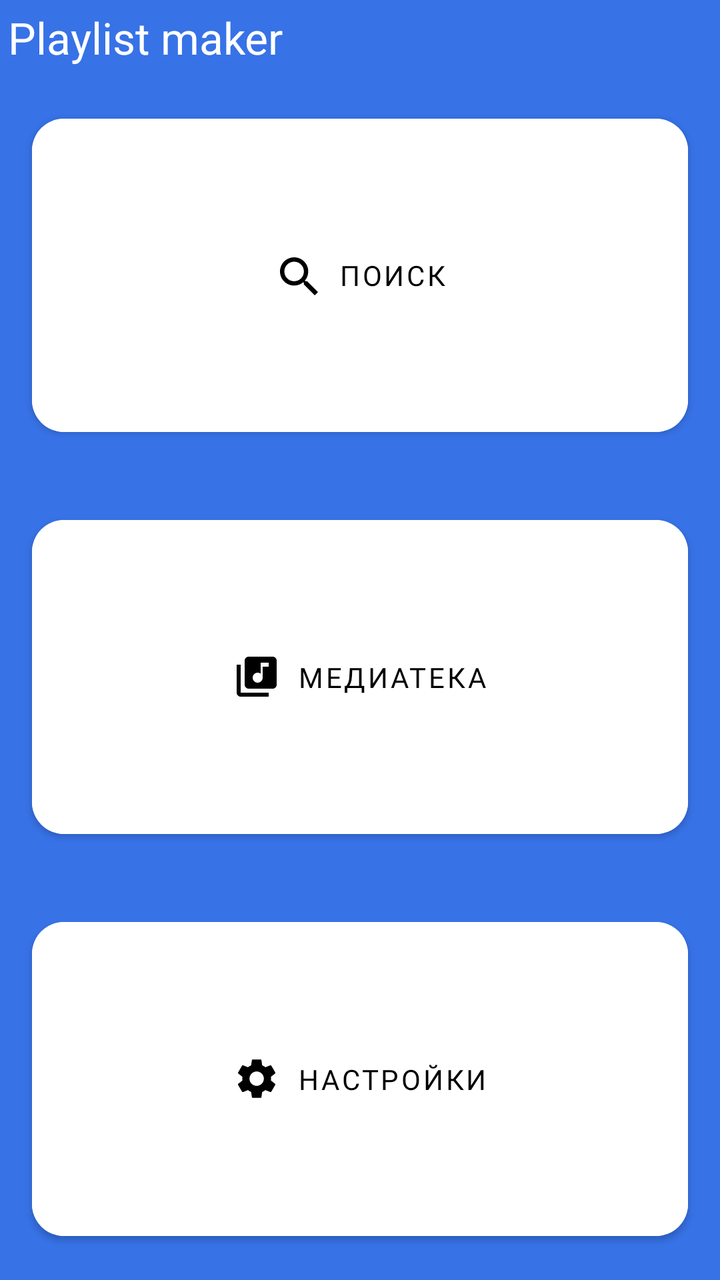
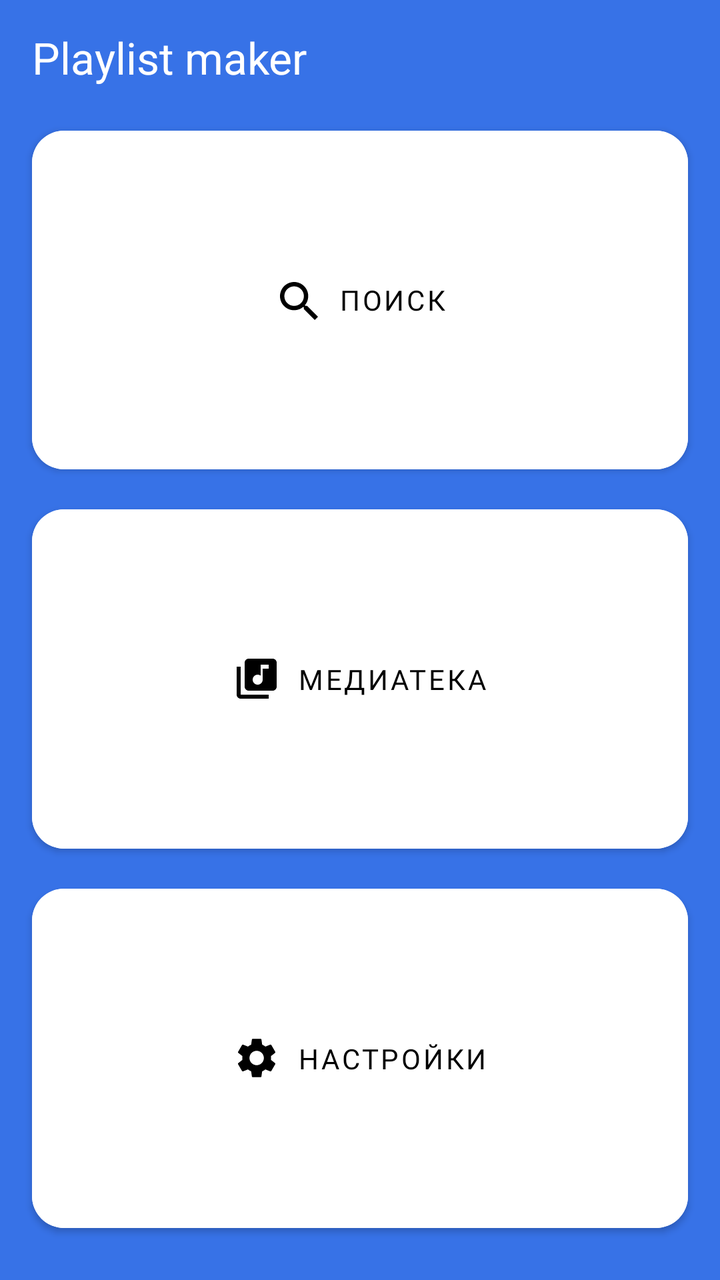

The first picture is an Android layout as it rendered before a commit; the second is the same layout after the commit. The layout source and the unified diff follow.
<!-- AndroidManifest.xml: application theme Theme.MaterialComponents.DayNight.NoActionBar -->
<!-- res/layout/activity_main.xml -->
<?xml version="1.0" encoding="utf-8"?>
<androidx.constraintlayout.widget.ConstraintLayout
    xmlns:android="http://schemas.android.com/apk/res/android"
    xmlns:app="http://schemas.android.com/apk/res-auto"
    xmlns:tools="http://schemas.android.com/tools"
    android:id="@+id/main"
    android:layout_width="match_parent"
    android:layout_height="match_parent"
    android:background="@color/blue"
    tools:context=".MainActivity">

    <LinearLayout
        android:layout_width="match_parent"
        android:layout_height="match_parent"
        android:orientation="vertical"
        android:fontFamily="@font/yandex_sans_text_medium"
        app:layout_constraintTop_toTopOf="parent"
        app:layout_constraintBottom_toBottomOf="parent"
        app:layout_constraintStart_toStartOf="parent"
        app:layout_constraintEnd_toEndOf="parent"
        >

        <TextView
            android:layout_width="wrap_content"
            android:layout_height="wrap_content"
            android:layout_marginVertical="4dp"
            android:layout_marginHorizontal="4dp"
            android:text="@string/app_name"
            android:textSize="22sp"
            app:layout_constraintBottom_toBottomOf="parent"
            app:layout_constraintEnd_toEndOf="parent"
            app:layout_constraintStart_toStartOf="parent"
            app:layout_constraintTop_toTopOf="parent"
            android:textColor="@color/white"/>

        <Button
            android:id="@+id/button_search"
            android:layout_width="match_parent"
            android:layout_height="wrap_content"
            android:layout_marginHorizontal="16dp"
            android:layout_marginVertical="16dp"
            android:layout_weight="1"
            android:text="@string/search"
            android:fontFamily="@font/yandex_sans_text_medium"
            android:textColor="@color/black"
            android:backgroundTint="@color/white"
            app:cornerRadius="16dp"
            app:icon="@drawable/ic_magnifier_24"
            app:iconGravity="textStart"
            app:iconTint="@color/black"
            android:foreground="?attr/selectableItemBackground"/>

        <Button
            android:id="@+id/button_media"
            android:layout_width="match_parent"
            android:layout_height="wrap_content"
            android:layout_marginHorizontal="16dp"
            android:layout_marginVertical="16dp"
            android:layout_weight="1"
            android:backgroundTint="@color/white"
            android:fontFamily="@font/yandex_sans_text_medium"
            android:text="@string/media"
            android:textColor="@color/black"
            app:cornerRadius="16dp"
            app:icon="@drawable/ic_media_24"
            app:iconGravity="textStart"
            app:iconTint="@color/black"
            android:foreground="?attr/selectableItemBackground"/>

        <Button
            android:id="@+id/button_settings"
            android:layout_width="match_parent"
            android:layout_height="wrap_content"
            android:layout_marginHorizontal="16dp"
            android:layout_marginVertical="16dp"
            android:layout_weight="1"
            android:backgroundTint="@color/white"
            android:fontFamily="@font/yandex_sans_text_medium"
            android:text="@string/settings"
            android:textColor="@color/black"
            app:cornerRadius="16dp"
            app:icon="@drawable/ic_settings_24"
            app:iconGravity="textStart"
            app:iconTint="@color/black"
            android:foreground="?attr/selectableItemBackground"/>

    </LinearLayout>


</androidx.constraintlayout.widget.ConstraintLayout>
<!-- resources referenced by this layout -->
<resources>
  <color name="black">#FF000000</color>
  <color name="blue">#3772E7</color>
  <color name="white">#FFFFFFFF</color>
  <!-- drawable ic_magnifier_24 (drawable) -->
  <vector xmlns:android="http://schemas.android.com/apk/res/android"
      android:width="24dp"
      android:height="24dp"
      android:viewportWidth="24"
      android:viewportHeight="24">
    <path
        android:pathData="M16.579,14.95H15.721L15.417,14.656C16.481,13.418 17.122,11.81 17.122,10.061C17.122,6.161 13.961,3 10.061,3C6.161,3 3,6.161 3,10.061C3,13.961 6.161,17.122 10.061,17.122C11.81,17.122 13.418,16.481 14.656,15.417L14.95,15.721V16.579L20.381,22L22,20.381L16.579,14.95ZM10.061,14.95C7.356,14.95 5.173,12.766 5.173,10.061C5.173,7.356 7.356,5.173 10.061,5.173C12.766,5.173 14.95,7.356 14.95,10.061C14.95,12.766 12.766,14.95 10.061,14.95Z"
        android:fillColor="#1A1B22"/>
  </vector>
  <!-- drawable ic_media_24 (drawable) -->
  <vector xmlns:android="http://schemas.android.com/apk/res/android"
      android:width="24dp"
      android:height="24dp"
      android:viewportWidth="24"
      android:viewportHeight="24">
    <path
        android:pathData="M20,2H8C6.9,2 6,2.9 6,4V16C6,17.1 6.9,18 8,18H20C21.1,18 22,17.1 22,16V4C22,2.9 21.1,2 20,2ZM18,7H15V12.5C15,13.88 13.88,15 12.5,15C11.12,15 10,13.88 10,12.5C10,11.12 11.12,10 12.5,10C13.07,10 13.58,10.19 14,10.51V5H18V7ZM4,6H2V20C2,21.1 2.9,22 4,22H18V20H4V6Z"
        android:fillColor="#1A1B22"/>
  </vector>
  <!-- drawable ic_settings_24 (drawable) -->
  <vector xmlns:android="http://schemas.android.com/apk/res/android"
      android:width="24dp"
      android:height="24dp"
      android:viewportWidth="24"
      android:viewportHeight="24">
    <path
        android:pathData="M19.14,12.94C19.18,12.64 19.2,12.33 19.2,12C19.2,11.68 19.18,11.36 19.13,11.06L21.16,9.48C21.34,9.34 21.39,9.07 21.28,8.87L19.36,5.55C19.24,5.33 18.99,5.26 18.77,5.33L16.38,6.29C15.88,5.91 15.35,5.59 14.76,5.35L14.4,2.81C14.36,2.57 14.16,2.4 13.92,2.4H10.08C9.84,2.4 9.65,2.57 9.61,2.81L9.25,5.35C8.66,5.59 8.12,5.92 7.63,6.29L5.24,5.33C5.02,5.25 4.77,5.33 4.65,5.55L2.74,8.87C2.62,9.08 2.66,9.34 2.86,9.48L4.89,11.06C4.84,11.36 4.8,11.69 4.8,12C4.8,12.31 4.82,12.64 4.87,12.94L2.84,14.52C2.66,14.66 2.61,14.93 2.72,15.13L4.64,18.45C4.76,18.67 5.01,18.74 5.23,18.67L7.62,17.71C8.12,18.09 8.65,18.41 9.24,18.65L9.6,21.19C9.65,21.43 9.84,21.6 10.08,21.6H13.92C14.16,21.6 14.36,21.43 14.39,21.19L14.75,18.65C15.34,18.41 15.88,18.09 16.37,17.71L18.76,18.67C18.98,18.75 19.23,18.67 19.35,18.45L21.27,15.13C21.39,14.91 21.34,14.66 21.15,14.52L19.14,12.94ZM12,15.6C10.02,15.6 8.4,13.98 8.4,12C8.4,10.02 10.02,8.4 12,8.4C13.98,8.4 15.6,10.02 15.6,12C15.6,13.98 13.98,15.6 12,15.6Z"
        android:fillColor="#1A1B22"/>
  </vector>
  <string name="app_name">Playlist maker</string>
  <string name="media">Медиатека</string>
  <string name="search">Поиск</string>
  <string name="settings">Настройки</string>
</resources>

<!-- the commit's change to res/layout/activity_main.xml (unified diff, before → after) -->
@@ -23,22 +23,20 @@
         <TextView
             android:layout_width="wrap_content"
             android:layout_height="wrap_content"
-            android:layout_marginVertical="4dp"
-            android:layout_marginHorizontal="4dp"
+            android:layout_margin="4dp"
+            android:layout_marginTop="4dp"
+            android:paddingLeft="12dp"
+            android:paddingTop="10dp"
+            android:paddingBottom="12dp"
             android:text="@string/app_name"
-            android:textSize="22sp"
-            app:layout_constraintBottom_toBottomOf="parent"
-            app:layout_constraintEnd_toEndOf="parent"
-            app:layout_constraintStart_toStartOf="parent"
-            app:layout_constraintTop_toTopOf="parent"
-            android:textColor="@color/white"/>
+            android:textColor="@color/white"
+            android:textSize="22sp" />
 
         <Button
             android:id="@+id/button_search"
             android:layout_width="match_parent"
             android:layout_height="wrap_content"
             android:layout_marginHorizontal="16dp"
-            android:layout_marginVertical="16dp"
             android:layout_weight="1"
             android:text="@string/search"
             android:fontFamily="@font/yandex_sans_text_medium"
@@ -55,7 +53,7 @@
             android:layout_width="match_parent"
             android:layout_height="wrap_content"
             android:layout_marginHorizontal="16dp"
-            android:layout_marginVertical="16dp"
+            android:layout_marginVertical="8dp"
             android:layout_weight="1"
             android:backgroundTint="@color/white"
             android:fontFamily="@font/yandex_sans_text_medium"
@@ -72,7 +70,7 @@
             android:layout_width="match_parent"
             android:layout_height="wrap_content"
             android:layout_marginHorizontal="16dp"
-            android:layout_marginVertical="16dp"
+            android:layout_marginBottom="20dp"
             android:layout_weight="1"
             android:backgroundTint="@color/white"
             android:fontFamily="@font/yandex_sans_text_medium"
